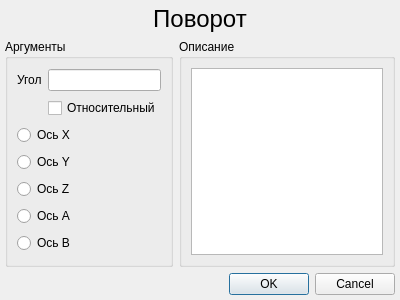
First picture: the form in KAMEditor/gui/commands/rotatedialog.ui, repository Xtail96/SML, before the edit.
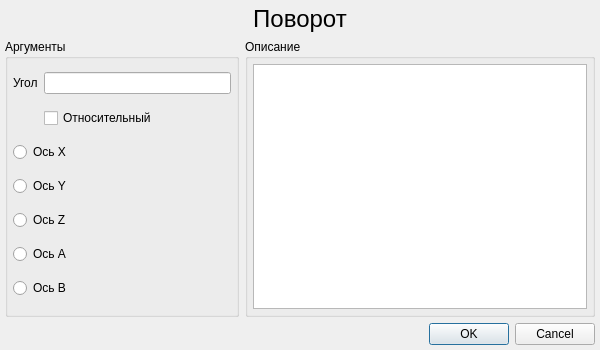
Second picture: the form after the edit.

Patch:
```diff
--- a/KAMEditor/gui/commands/rotatedialog.ui
+++ b/KAMEditor/gui/commands/rotatedialog.ui
@@ -6,8 +6,8 @@
    <rect>
     <x>0</x>
     <y>0</y>
-    <width>400</width>
-    <height>300</height>
+    <width>600</width>
+    <height>350</height>
    </rect>
   </property>
   <property name="windowTitle">
@@ -28,10 +28,28 @@
    </property>
    <item row="1" column="0">
     <widget class="QGroupBox" name="rotate_arguments_groupBox">
+     <property name="sizePolicy">
+      <sizepolicy hsizetype="Preferred" vsizetype="Preferred">
+       <horstretch>2</horstretch>
+       <verstretch>0</verstretch>
+      </sizepolicy>
+     </property>
      <property name="title">
       <string>Аргументы</string>
      </property>
      <layout class="QGridLayout" name="gridLayout_2">
+      <property name="leftMargin">
+       <number>5</number>
+      </property>
+      <property name="topMargin">
+       <number>5</number>
+      </property>
+      <property name="rightMargin">
+       <number>5</number>
+      </property>
+      <property name="bottomMargin">
+       <number>5</number>
+      </property>
       <item row="6" column="0" colspan="2">
        <widget class="QRadioButton" name="rotate_radioButton_axis_b">
         <property name="text">
@@ -88,11 +106,29 @@
     </widget>
    </item>
    <item row="1" column="1">
-    <widget class="QGroupBox" name="rotate_description_groupBox">
+    <widget class="QGroupBox" name="rotate_groupBox_description">
+     <property name="sizePolicy">
+      <sizepolicy hsizetype="Preferred" vsizetype="Preferred">
+       <horstretch>3</horstretch>
+       <verstretch>0</verstretch>
+      </sizepolicy>
+     </property>
      <property name="title">
       <string>Описание</string>
      </property>
      <layout class="QVBoxLayout" name="verticalLayout">
+      <property name="leftMargin">
+       <number>5</number>
+      </property>
+      <property name="topMargin">
+       <number>5</number>
+      </property>
+      <property name="rightMargin">
+       <number>5</number>
+      </property>
+      <property name="bottomMargin">
+       <number>5</number>
+      </property>
       <item>
        <widget class="QTextEdit" name="rotate_description_textEdit">
         <property name="readOnly">
```
Left out of the diff: 2 changed lines with no effect on the pictures.
